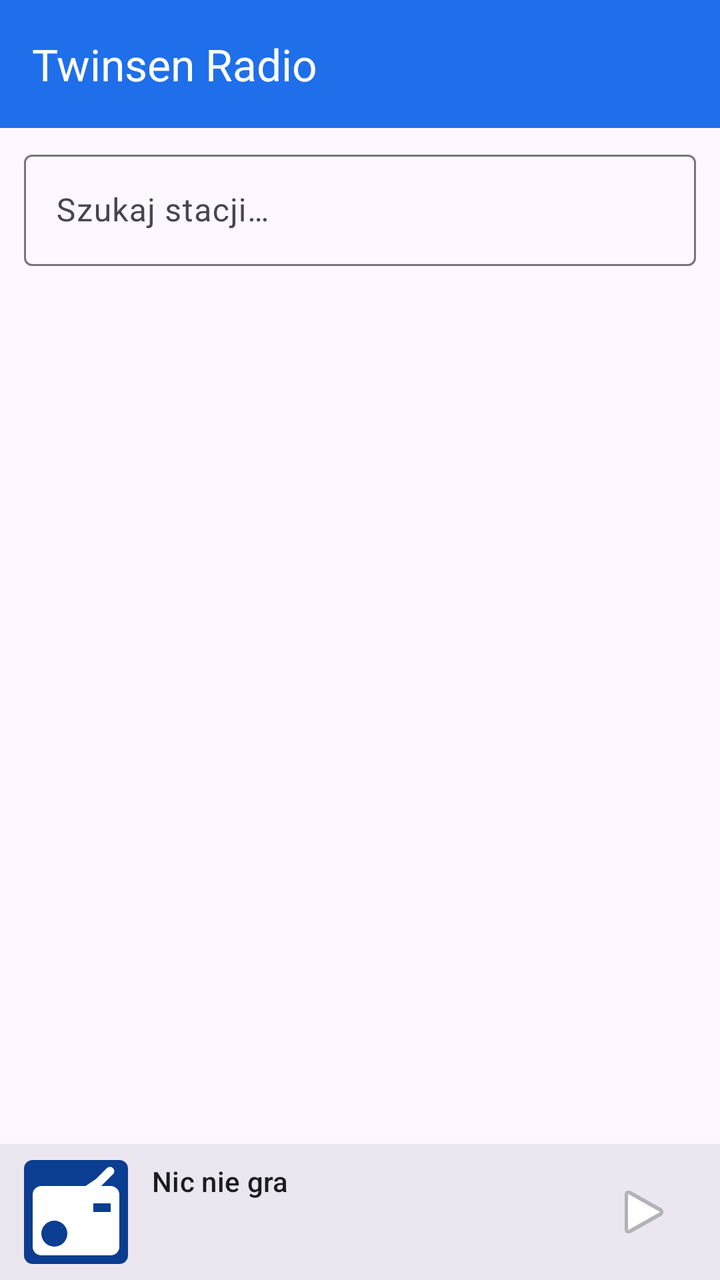
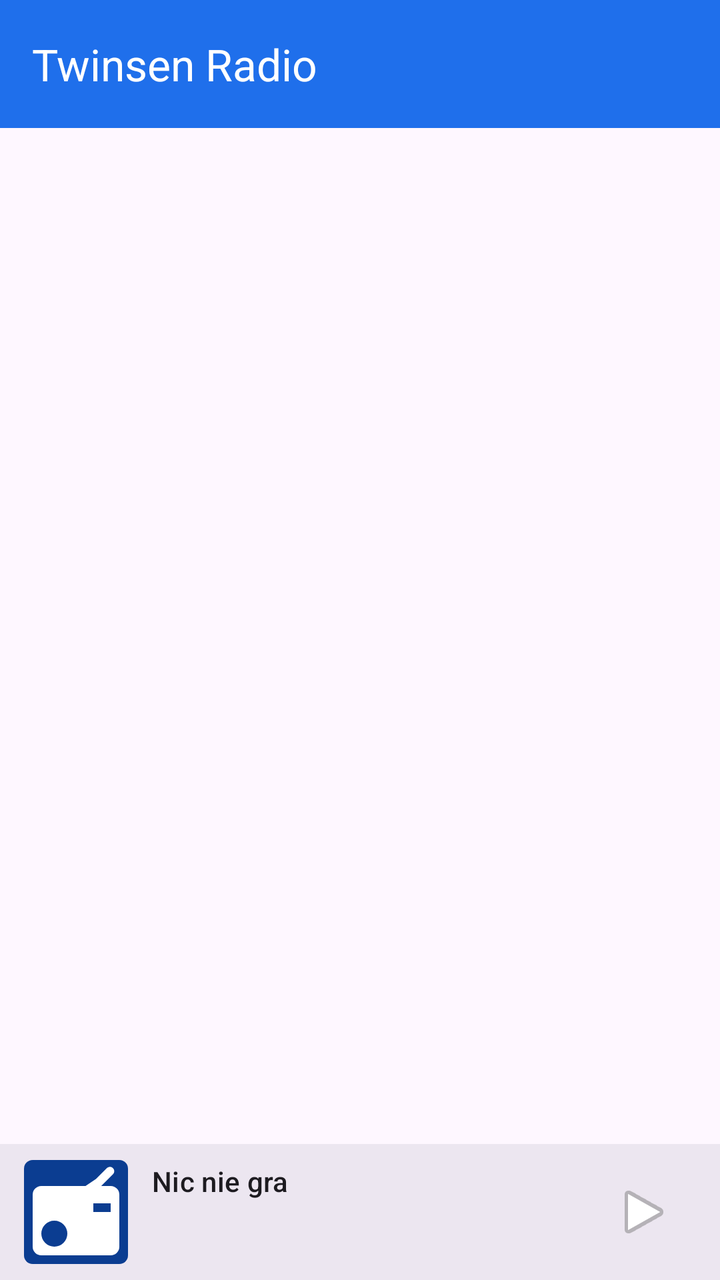

Screens rendered from an Android XML layout before and after an edit, with the pre-edit source and the edit as a unified diff.
<!-- AndroidManifest.xml: application theme Theme.TwinsenRadio -->
<!-- res/layout/activity_main.xml -->
<?xml version="1.0" encoding="utf-8"?>
<LinearLayout xmlns:android="http://schemas.android.com/apk/res/android"
    xmlns:app="http://schemas.android.com/apk/res-auto"
    android:layout_width="match_parent"
    android:layout_height="match_parent"
    android:orientation="vertical">

    <com.google.android.material.appbar.MaterialToolbar
        android:id="@+id/toolbar"
        android:layout_width="match_parent"
        android:layout_height="?attr/actionBarSize"
        android:background="?attr/colorPrimary"
        app:title="@string/app_name"
        app:titleTextColor="@color/on_brand" />

    <com.google.android.material.textfield.TextInputLayout
        android:id="@+id/searchLayout"
        style="@style/Widget.Material3.TextInputLayout.OutlinedBox"
        android:layout_width="match_parent"
        android:layout_height="wrap_content"
        android:layout_marginHorizontal="12dp"
        android:layout_marginTop="8dp"
        android:hint="@string/search_hint">

        <com.google.android.material.textfield.TextInputEditText
            android:id="@+id/search"
            android:layout_width="match_parent"
            android:layout_height="wrap_content"
            android:imeOptions="actionSearch"
            android:inputType="text"
            android:maxLines="1" />
    </com.google.android.material.textfield.TextInputLayout>

    <androidx.recyclerview.widget.RecyclerView
        android:id="@+id/list"
        android:layout_width="match_parent"
        android:layout_height="0dp"
        android:layout_weight="1"
        android:clipToPadding="false"
        android:paddingBottom="8dp" />

    <LinearLayout
        android:id="@+id/miniPlayer"
        android:layout_width="match_parent"
        android:layout_height="wrap_content"
        android:background="?attr/colorSurfaceContainerHigh"
        android:gravity="center_vertical"
        android:orientation="horizontal"
        android:paddingHorizontal="12dp"
        android:paddingVertical="8dp">

        <ImageView
            android:id="@+id/miniLogo"
            android:layout_width="52dp"
            android:layout_height="52dp"
            android:contentDescription="@null"
            android:scaleType="fitCenter"
            android:src="@drawable/logo_placeholder" />

        <LinearLayout
            android:layout_width="0dp"
            android:layout_height="wrap_content"
            android:layout_marginStart="12dp"
            android:layout_weight="1"
            android:orientation="vertical">

            <TextView
                android:id="@+id/miniTitle"
                android:layout_width="match_parent"
                android:layout_height="wrap_content"
                android:ellipsize="end"
                android:maxLines="1"
                android:text="@string/nothing_playing"
                android:textAppearance="?attr/textAppearanceTitleSmall" />

            <TextView
                android:id="@+id/miniSubtitle"
                android:layout_width="match_parent"
                android:layout_height="wrap_content"
                android:ellipsize="end"
                android:maxLines="1"
                android:textAppearance="?attr/textAppearanceBodySmall" />

            <TextView
                android:id="@+id/miniStatus"
                android:layout_width="match_parent"
                android:layout_height="wrap_content"
                android:ellipsize="end"
                android:maxLines="1"
                android:textAppearance="?attr/textAppearanceLabelSmall" />
        </LinearLayout>

        <ImageButton
            android:id="@+id/playPause"
            android:layout_width="52dp"
            android:layout_height="52dp"
            android:background="?attr/selectableItemBackgroundBorderless"
            android:contentDescription="@null"
            android:src="@android:drawable/ic_media_play" />
    </LinearLayout>
</LinearLayout>
<!-- resources referenced by this layout -->
<resources>
  <color name="on_brand">#FFFFFFFF</color>
  <!-- drawable logo_placeholder (drawable) -->
  <?xml version="1.0" encoding="utf-8"?>
  <layer-list xmlns:android="http://schemas.android.com/apk/res/android">
      <item>
          <shape android:shape="rectangle">
              <solid android:color="@color/brand_dark" />
              <corners android:radius="8dp" />
          </shape>
      </item>
      <item
          android:gravity="center"
          android:width="96dp"
          android:height="96dp"
          android:drawable="@drawable/ic_radio" />
  </layer-list>
  <string name="app_name">Twinsen Radio</string>
  <string name="nothing_playing">Nic nie gra</string>
  <string name="search_hint">Szukaj stacji…</string>
  <style name="Theme.TwinsenRadio" parent="Theme.Material3.DayNight.NoActionBar">
          <item name="colorPrimary">@color/brand</item>
          <item name="colorOnPrimary">@color/on_brand</item>
          <item name="android:statusBarColor" tools:targetApi="21">@color/brand_dark</item>
      </style>
  <color name="brand_dark">#FF0B3D91</color>
  <!-- drawable ic_radio (drawable) -->
  <vector xmlns:android="http://schemas.android.com/apk/res/android"
      android:width="24dp"
      android:height="24dp"
      android:viewportWidth="24"
      android:viewportHeight="24"
      android:tint="#FFFFFFFF">
      <path
          android:fillColor="#FFFFFFFF"
          android:pathData="M20,6h-2.18l2.77,-2.77a1,1 0,0 0,-1.41 -1.41L16.6,4.4 14.2,6H4a2,2 0,0 0,-2 2v12a2,2 0,0 0,2 2h16a2,2 0,0 0,2 -2V8A2,2 0,0 0,20 6zM7,20a3,3 0,1 1,3 -3A3,3 0,0 1,7 20zM20,12h-4v-2h4z" />
  </vector>
  <color name="brand">#FF1F6FEB</color>
</resources>

<!-- the commit's change to res/layout/activity_main.xml (unified diff, before → after) -->
@@ -13,6 +13,7 @@
         app:title="@string/app_name"
         app:titleTextColor="@color/on_brand" />
 
+    
     <com.google.android.material.textfield.TextInputLayout
         android:id="@+id/searchLayout"
         style="@style/Widget.Material3.TextInputLayout.OutlinedBox"
@@ -20,12 +21,16 @@
         android:layout_height="wrap_content"
         android:layout_marginHorizontal="12dp"
         android:layout_marginTop="8dp"
-        android:hint="@string/search_hint">
+        android:hint="@string/search_hint"
+        android:visibility="gone"
+        app:endIconMode="clear_text"
+        app:startIconDrawable="@drawable/ic_search">
 
-        <com.google.android.material.textfield.TextInputEditText
+        <com.google.android.material.textfield.MaterialAutoCompleteTextView
             android:id="@+id/search"
             android:layout_width="match_parent"
             android:layout_height="wrap_content"
+            android:completionThreshold="1"
             android:imeOptions="actionSearch"
             android:inputType="text"
             android:maxLines="1" />
<!-- resource entries referenced after the edit -->
@@ -1,6 +1,17 @@
 <!-- resources referenced by this layout -->
 <resources>
   <color name="on_brand">#FFFFFFFF</color>
+  <!-- drawable ic_search (drawable) -->
+  <vector xmlns:android="http://schemas.android.com/apk/res/android"
+      android:width="24dp"
+      android:height="24dp"
+      android:viewportWidth="24"
+      android:viewportHeight="24"
+      android:tint="?attr/colorControlNormal">
+      <path
+          android:fillColor="#FFFFFFFF"
+          android:pathData="M15.5,14h-0.79l-0.28,-0.27C15.41,12.59 16,11.11 16,9.5 16,5.91 13.09,3 9.5,3S3,5.91 3,9.5 5.91,16 9.5,16c1.61,0 3.09,-0.59 4.23,-1.57l0.27,0.28v0.79l5,4.99L20.49,19l-4.99,-5zM9.5,14C7.01,14 5,11.99 5,9.5S7.01,5 9.5,5 14,7.01 14,9.5 11.99,14 9.5,14z" />
+  </vector>
   <!-- drawable logo_placeholder (drawable) -->
   <?xml version="1.0" encoding="utf-8"?>
   <layer-list xmlns:android="http://schemas.android.com/apk/res/android">
